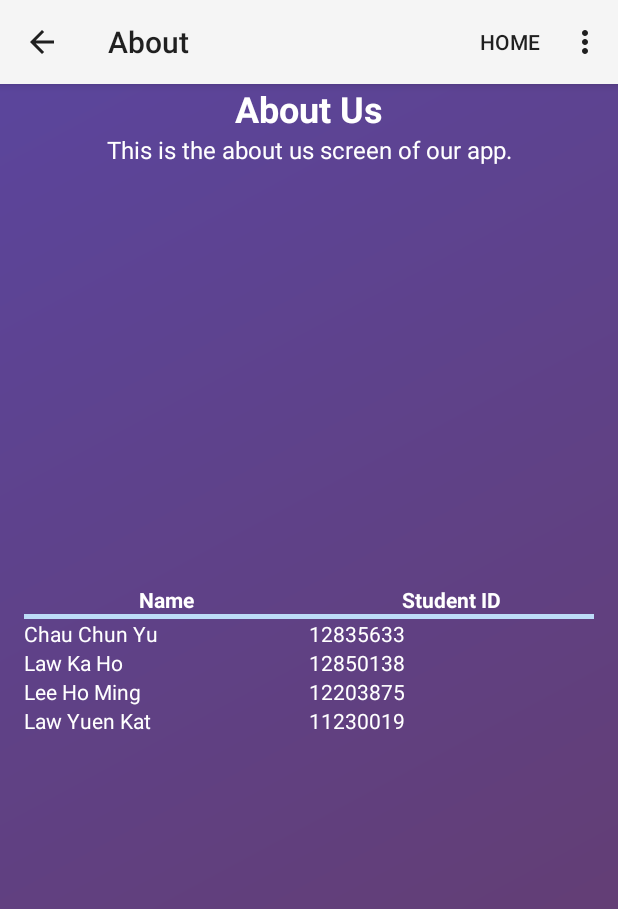
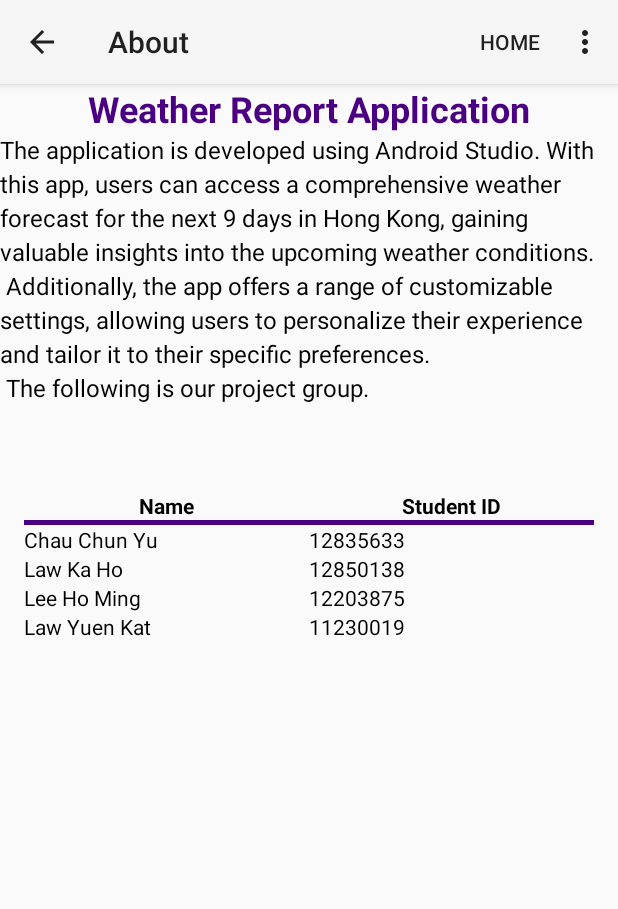
Before and after one commit to ssdjustinchau/weatherapp, an Android app: the AboutActivity screen opened directly, with no data from a screen before it, on a phone screen of 412 x 824 dp. Shown: the top 909 px of the screen. Run offline under Robolectric (Android 15) with nearby library versions, the phone set to English and light mode, and no system bars.

Commit message:
adjust about, settings
make the background of about, settings screen consistent(no set).

modify the text in the about screen.

```diff
--- a/app/src/main/res/layout/activity_about.xml
+++ b/app/src/main/res/layout/activity_about.xml
@@ -3,17 +3,16 @@
     xmlns:tools="http://schemas.android.com/tools"
     android:layout_width="match_parent"
     android:layout_height="match_parent"
-    android:background="@drawable/gradient_background"
     tools:context=".AboutActivity">
 
     <TextView
         android:id="@+id/title"
         android:layout_width="wrap_content"
         android:layout_height="wrap_content"
-        android:text="About Us"
+        android:text="@string/title_text"
         android:textSize="24sp"
         android:textStyle="bold"
-        android:textColor="@color/white"
+        android:textColor="@color/dark_purple"
         app:layout_constraintLeft_toLeftOf="parent"
         app:layout_constraintTop_toTopOf="parent"
         app:layout_constraintRight_toRightOf="parent" />
@@ -22,9 +21,10 @@
         android:id="@+id/description"
         android:layout_width="wrap_content"
         android:layout_height="wrap_content"
-        android:text="This is the about us screen of our app."
+        android:text="@string/description_text"
         android:textSize="16sp"
-        android:textColor="@color/white"
+        android:textColor="@color/black"
+        android:lineSpacingMultiplier="1.2"
         app:layout_constraintLeft_toLeftOf="parent"
         app:layout_constraintTop_toBottomOf="@+id/title"
         app:layout_constraintRight_toRightOf="parent" />
@@ -33,103 +33,110 @@
         android:layout_width="0dp"
         android:layout_height="wrap_content"
         android:padding="16dp"
+        app:layout_constraintBottom_toBottomOf="parent"
+        app:layout_constraintHorizontal_bias="0.0"
         app:layout_constraintLeft_toLeftOf="parent"
         app:layout_constraintRight_toRightOf="parent"
-        app:layout_constraintTop_toTopOf="parent"
-        app:layout_constraintBottom_toBottomOf="parent">
+        app:layout_constraintTop_toBottomOf="@+id/description"
+        app:layout_constraintVertical_bias="0.1">
 
         <!-- Title Row -->
         <TableRow>
-            <TextView
-                android:layout_width="0dp"
-                android:layout_height="wrap_content"
-                android:layout_weight="1"
-                android:text="Name"
-                android:textColor="@color/white"
-                android:textStyle="bold"
-                android:gravity="center"/>
 
             <TextView
                 android:layout_width="0dp"
                 android:layout_height="wrap_content"
                 android:layout_weight="1"
-                android:textColor="@color/white"
-                android:text="Student ID"
-                android:textStyle="bold"
-                android:gravity="center"/>
-        </TableRow>
-
-        <View
-            android:background="#bddcf8"
-            android:layout_width="match_parent"
-            android:layout_height="3dp" />
-
-        <!-- Row for Member 1 -->
-        <TableRow>
-            <TextView
-                android:layout_width="0dp"
-                android:layout_height="wrap_content"
-                android:layout_weight="1"
-                android:textColor="@color/white"
-                android:text="Chau Chun Yu" />
+                android:gravity="center"
+                android:text="Name"
+                android:textColor="@color/black"
+                android:textStyle="bold" />
 
             <TextView
                 android:layout_width="0dp"
                 android:layout_height="wrap_content"
                 android:layout_weight="1"
-                android:textColor="@color/white"
-                android:text="12835633" />
+                android:gravity="center"
+                android:text="Student ID"
+                android:textColor="@color/black"
+                android:textStyle="bold" />
         </TableRow>
 
-        <!-- Row for Member 2 -->
+        <View
+            android:layout_width="match_parent"
+            android:layout_height="3dp"
+            android:background="#4B0082" />
+
+        <!-- Row for Member 1 -->
         <TableRow>
-            <TextView
-                android:layout_width="0dp"
-                android:layout_height="wrap_content"
-                android:layout_weight="1"
-                android:textColor="@color/white"
-                android:text="Law Ka Ho" />
 
             <TextView
                 android:layout_width="0dp"
                 android:layout_height="wrap_content"
                 android:layout_weight="1"
-                android:textColor="@color/white"
-                android:text="12850138" />
-        </TableRow>
-
-        <!-- Row for Member 3 -->
-        <TableRow>
-            <TextView
-                android:layout_width="0dp"
-                android:layout_height="wrap_content"
-                android:layout_weight="1"
-                android:textColor="@color/white"
-                android:text="Lee Ho Ming" />
+                android:text="Chau Chun Yu"
+                android:textColor="@color/black" />
 
             <TextView
                 android:layout_width="0dp"
                 android:layout_height="wrap_content"
                 android:layout_weight="1"
-                android:textColor="@color/white"
-                android:text="12203875" />
+                android:text="12835633"
+                android:textColor="@color/black" />
         </TableRow>
 
-        <!-- Row for Member 4 -->
+        <!-- Row for Member 2 -->
         <TableRow>
-            <TextView
-                android:layout_width="0dp"
-                android:layout_height="wrap_content"
-                android:layout_weight="1"
-                android:textColor="@color/white"
-                android:text="Law Yuen Kat" />
 
             <TextView
                 android:layout_width="0dp"
                 android:layout_height="wrap_content"
                 android:layout_weight="1"
-                android:textColor="@color/white"
-                android:text="11230019" />
+                android:text="Law Ka Ho"
+                android:textColor="@color/black" />
+
+            <TextView
+                android:layout_width="0dp"
+                android:layout_height="wrap_content"
+                android:layout_weight="1"
+                android:text="12850138"
+                android:textColor="@color/black" />
+        </TableRow>
+
+        <!-- Row for Member 3 -->
+        <TableRow>
+
+            <TextView
+                android:layout_width="0dp"
+                android:layout_height="wrap_content"
+                android:layout_weight="1"
+                android:text="Lee Ho Ming"
+                android:textColor="@color/black" />
+
+            <TextView
+                android:layout_width="0dp"
+                android:layout_height="wrap_content"
+                android:layout_weight="1"
+                android:text="12203875"
+                android:textColor="@color/black" />
+        </TableRow>
+
+        <!-- Row for Member 4 -->
+        <TableRow>
+
+            <TextView
+                android:layout_width="0dp"
+                android:layout_height="wrap_content"
+                android:layout_weight="1"
+                android:text="Law Yuen Kat"
+                android:textColor="@color/black" />
+
+            <TextView
+                android:layout_width="0dp"
+                android:layout_height="wrap_content"
+                android:layout_weight="1"
+                android:text="11230019"
+                android:textColor="@color/black" />
         </TableRow>
 
     </TableLayout>
--- a/app/src/main/res/layout/settings_activity.xml
+++ b/app/src/main/res/layout/settings_activity.xml
@@ -1,7 +1,6 @@
 <LinearLayout xmlns:android="http://schemas.android.com/apk/res/android"
     android:layout_width="match_parent"
-    android:layout_height="match_parent"
-    android:background="@color/light_purple">
+    android:layout_height="match_parent">
 
     <FrameLayout
         android:id="@+id/settings"
--- a/app/src/main/res/values/colors.xml
+++ b/app/src/main/res/values/colors.xml
@@ -9,4 +9,5 @@
     <color name="white">#FFFFFFFF</color>
     <color name="light_yellow">#EAE6C9</color>
     <color name="light_purple">#9B66F8</color>
+    <color name="dark_purple">#4B0082</color>
 </resources>
--- a/app/src/main/res/values/strings.xml
+++ b/app/src/main/res/values/strings.xml
@@ -9,6 +9,14 @@
 
 
     <string name="general_settings_header">General</string>
+
+    <!-- About Screen -->
+    <string name="title_text">Weather Report Application</string>
+    <string name="description_text">
+        The application is developed using Android Studio. With this app, users can access a comprehensive weather forecast for the next 9 days in Hong Kong,
+        gaining valuable insights into the upcoming weather conditions.\n
+        Additionally, the app offers a range of customizable settings, allowing users to personalize their experience and tailor it to their specific preferences.\n
+        The following is our project group.</string>
 
     <!-- Messages Preferences -->
     <string name="signature_title">Your signature</string>
```
